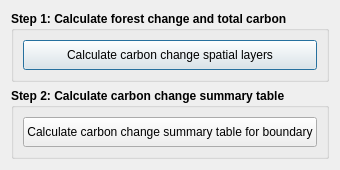
First picture: the form in LDMP/gui/DlgCalculateTC.ui, repository ConservationInternational/trends.earth, before the edit.
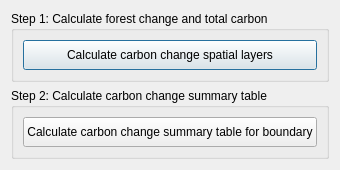
Second picture: the form after the edit.

What changed in the file:
```diff
--- a/LDMP/gui/DlgCalculateTC.ui
+++ b/LDMP/gui/DlgCalculateTC.ui
@@ -33,7 +33,7 @@
      </property>
      <property name="font">
       <font>
-       <weight>75</weight>
+       <weight>700</weight>
        <bold>true</bold>
       </font>
      </property>
@@ -79,7 +79,7 @@
      </property>
      <property name="font">
       <font>
-       <weight>75</weight>
+       <weight>700</weight>
        <bold>true</bold>
       </font>
      </property>
```
Left out of the diff: 4 changed lines with no effect on the pictures.
